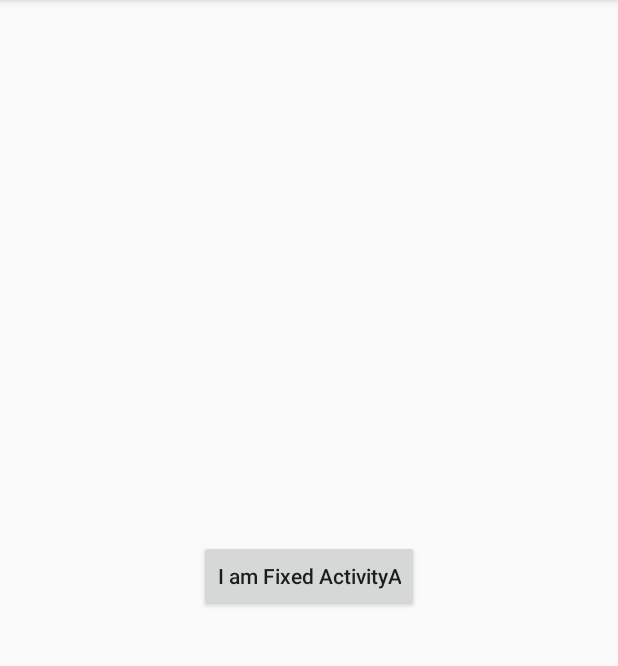
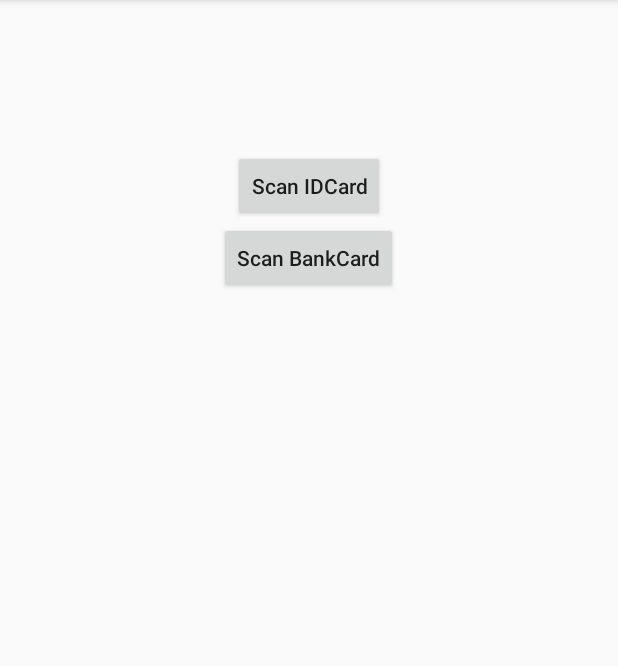
Before and after one commit to Routee/QianbaoTest, an Android app: the ActivityA screen opened directly, with no data from a screen before it, on a phone screen of 412 x 824 dp, the part 84-750 px from its top. Run offline under Robolectric (Android 15) with nearby library versions, the phone set to English and light mode, and no system bars; libraries missing offline, so code that uses them is left out: exocr.bankcard, exocr.exocrengine, exocr.idcard; 1 statement that could not run was skipped.

Commit message:
完善OCR识别demo

```diff
--- a/app/src/main/res/layout/activity_a.xml
+++ b/app/src/main/res/layout/activity_a.xml
@@ -1,5 +1,5 @@
 <?xml version="1.0" encoding="utf-8"?>
-<android.support.constraint.ConstraintLayout
+<RelativeLayout
     xmlns:android="http://schemas.android.com/apk/res/android"
     xmlns:app="http://schemas.android.com/apk/res-auto"
     xmlns:tools="http://schemas.android.com/tools"
@@ -7,15 +7,35 @@
     android:layout_height="match_parent"
     tools:context="com.routee.qianbaotest.view.activity.ActivityA">
 
+    <ImageView
+        android:id="@+id/iv"
+        android:layout_width="match_parent"
+        android:layout_height="wrap_content"/>
+
+    <TextView
+        android:id="@+id/tv"
+        android:layout_width="match_parent"
+        android:layout_below="@+id/iv"
+        android:layout_height="100dp"/>
+
     <Button
+        android:id="@+id/bt_id"
         android:layout_width="wrap_content"
         android:layout_height="wrap_content"
         android:textAllCaps="false"
-        android:onClick="finish"
-        android:text="I am Fixed ActivityA"
-        app:layout_constraintBottom_toBottomOf="parent"
-        app:layout_constraintLeft_toLeftOf="parent"
-        app:layout_constraintRight_toRightOf="parent"
-        app:layout_constraintTop_toTopOf="parent"/>
+        android:onClick="scanId"
+        android:text="Scan IDCard"
+        android:layout_below="@+id/tv"
+        android:layout_centerHorizontal="true"/>
 
-</android.support.constraint.ConstraintLayout>
+    <Button
+        android:id="@+id/bt_bank"
+        android:layout_width="wrap_content"
+        android:layout_height="wrap_content"
+        android:onClick="scanBank"
+        android:text="Scan BankCard"
+        android:textAllCaps="false"
+        android:layout_below="@id/bt_id"
+        android:layout_centerHorizontal="true"/>
+
+</RelativeLayout>
```
Also changed, not shown: app/src/main/java/com/routee/qianbaotest/test/Test.kt (deleted, +0 -20 lines), app/src/main/java/com/routee/qianbaotest/view/activity/ActivityA.kt (+82 -4 lines), 1 other file.
